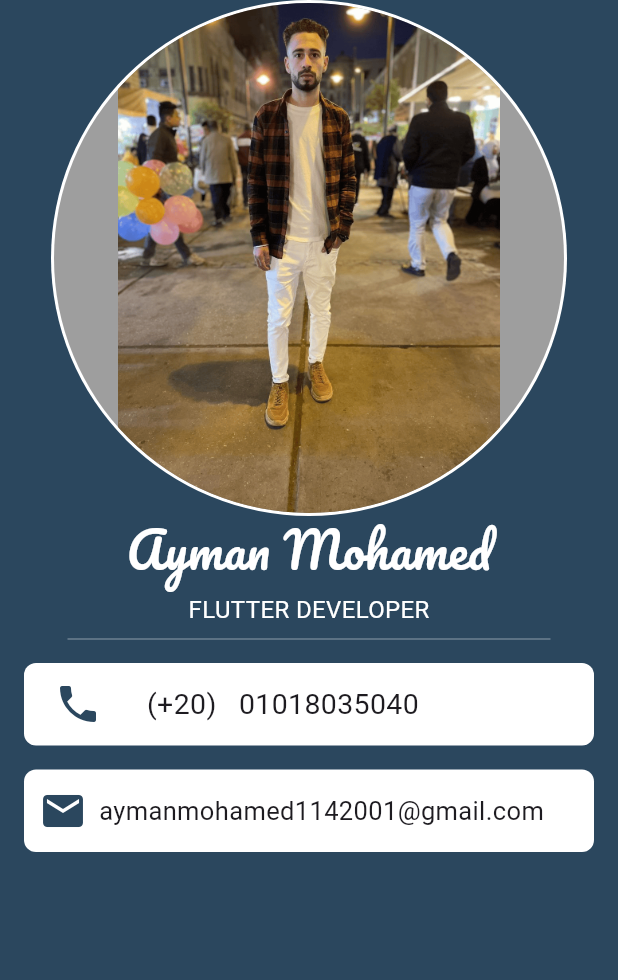
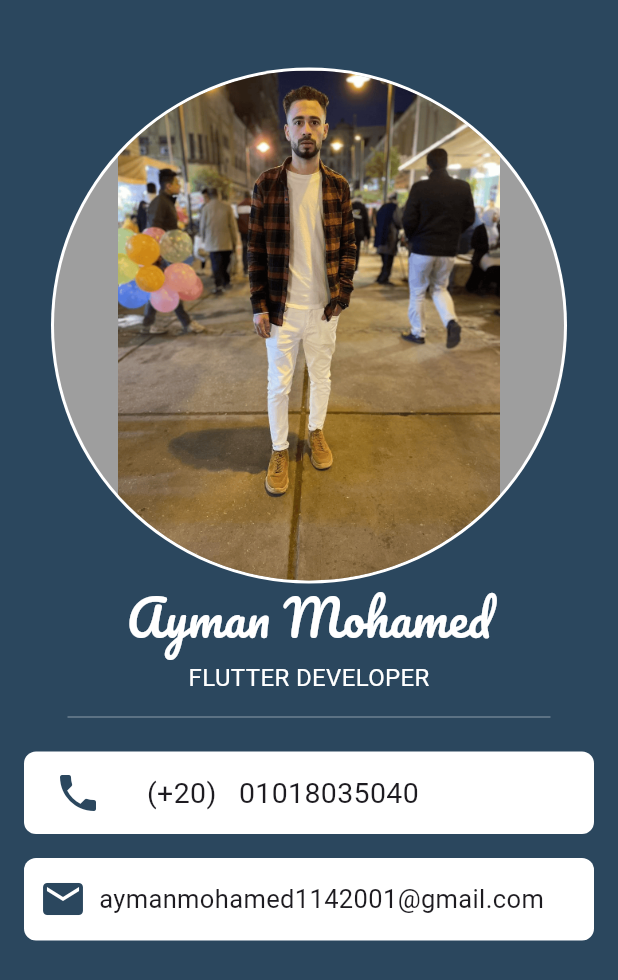
Before and after one commit to 01151634247/Busines_Card_App, a Flutter app: the screen it shows after launch, on a phone screen of 412 x 824 dp. Shown: the top 980 px of the screen. Run offline on Flutter 3.47's test engine with Material 3 defaults, Android fonts, the phone set to English and light mode, and no system bars.

```diff
--- a/lib/widgets/home_body.dart
+++ b/lib/widgets/home_body.dart
@@ -8,7 +8,11 @@ class homeBody extends StatelessWidget {
     return Scaffold(
       backgroundColor: Color(0xff2B475E),
       body: Column(
+
         children: [
+          SizedBox(
+            height: 45,
+          ),
          Center(
   child: Container(
     width: 344, // قطر الدائرة الكبرى (172 * 2)
@@ -22,7 +26,7 @@ class homeBody extends StatelessWidget {
       width: 340, // قطر الدائرة الصغرى (170 * 2)
       height: 340,
       decoration: const BoxDecoration(
-        color: Colors.grey, // يمكنك وضع لون خلفية للصورة إذا كانت شفافة
+        color:Colors.grey, // يمكنك وضع لون خلفية للصورة إذا كانت شفافة
         shape: BoxShape.circle,
         image: DecorationImage(
           image: AssetImage('assets/p.png'),
@@ -52,8 +56,9 @@ class homeBody extends StatelessWidget {
           Divider(
             indent: 45,
             endIndent: 45,
+          color: Color(0xff6C8090),
+          height: 30,
 
-          color: Color(0xff6C8090),
           ),
 
             Padding(
```
